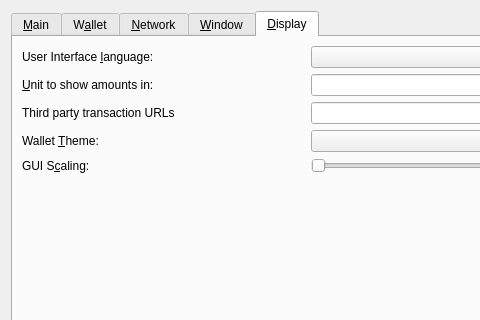
Qt form src/qt/forms/optionsdialog.ui (Ankh-Trust/electrum-core) before a commit; both pictures show x 0 to 480 and y 0 to 320 of the 615 by 440 pixel window.
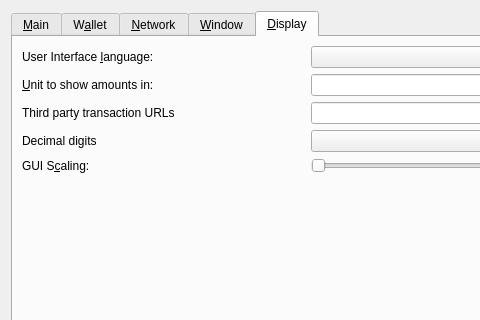
The same form after that commit. The open tabs and pages were chosen to show the change. Custom widgets are drawn as their Qt base class.

Diff of the .ui file:
```diff
--- a/src/qt/forms/optionsdialog.ui
+++ b/src/qt/forms/optionsdialog.ui
@@ -725,13 +725,7 @@
          <item>
           <widget class="QLabel" name="themeLabel">
            <property name="text">
-            <string>Wallet &amp;Theme:</string>
-           </property>
-           <property name="textFormat">
-            <enum>Qt::PlainText</enum>
-           </property>
-           <property name="buddy">
-            <cstring>theme</cstring>
+            <string>Decimal digits</string>
            </property>
           </widget>
          </item>
```
Left out of the diff: 22 changed lines with no effect on the pictures.
